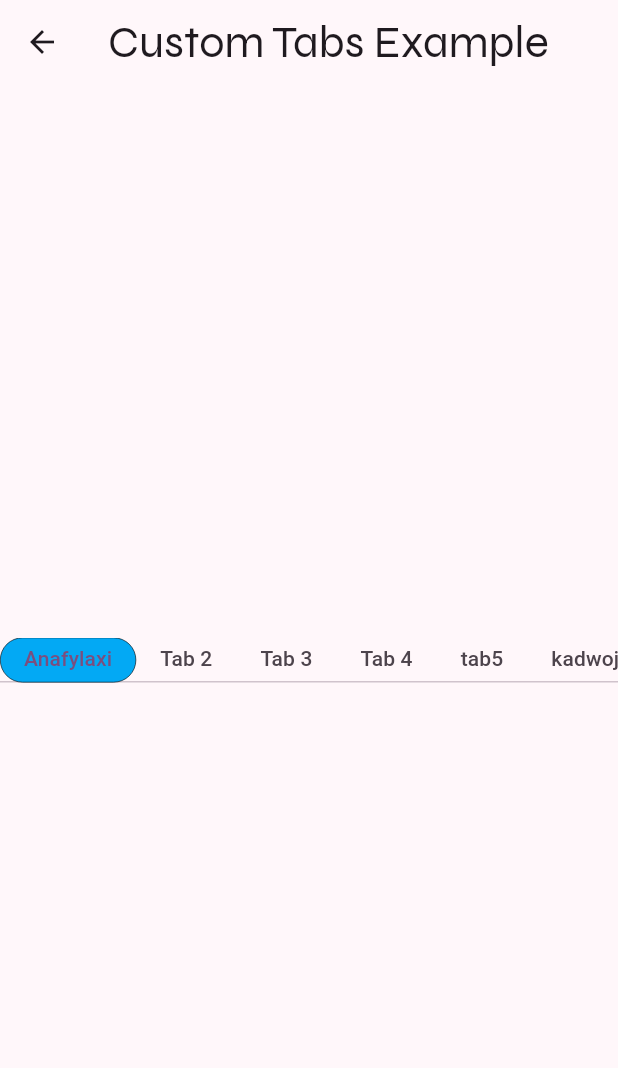
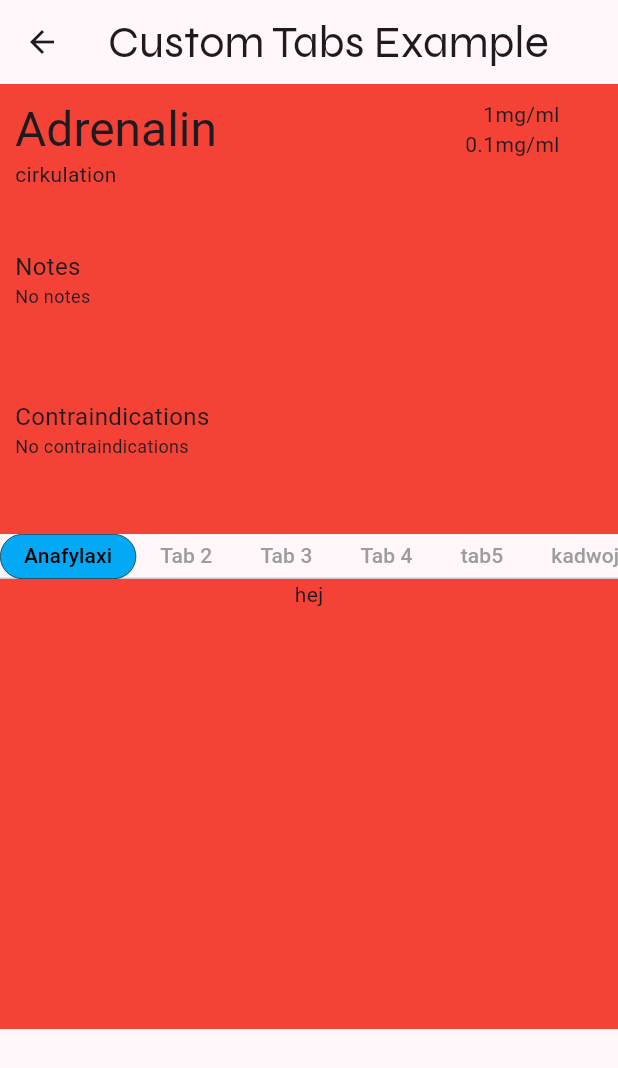
Before and after one commit to Dyu5mp8/hane, a Flutter app: the TestTab screen opened directly, on a phone screen of 412 x 824 dp. Shown: the top 1068 px of the screen. Run offline on Flutter 3.47's test engine with Material 3 defaults, Android fonts, the phone set to English and light mode, and no system bars; our stand-ins replace cloud_firestore, firebase_core, google_fonts; accounts and stored records are empty.

Commit message:
work on indication, overview and tabs

```diff
--- /dev/null
+++ b/lib/test_views/indication_box.dart
@@ -0,0 +1,20 @@
+import 'package:flutter/material.dart';
+class indicationBox extends StatelessWidget {
+  const indicationBox({
+    super.key,
+  });
+
+  @override
+Widget build(BuildContext context) {
+  return Container(
+    height: 300,
+    width: MediaQuery.of(context).size.width,
+    color: Colors.red,
+    child: Column(
+      children: [
+        Text("hej",)
+      ],
+    ),
+  );
+}
+}
--- /dev/null
+++ b/lib/test_views/overview_box.dart
@@ -0,0 +1,115 @@
+import 'package:flutter/material.dart';
+class overviewBox extends StatelessWidget {
+  const overviewBox({
+    super.key,
+  });
+
+  @override
+  Widget build(BuildContext context) {
+    return Container(
+      height: 300,
+      width: MediaQuery.of(context).size.width,
+      color: Colors.red,
+      child: Column(
+        children: [
+        basicInfoRow(),
+        noteRow(),
+          contraindicationRow()
+
+
+
+        ]
+    )
+    );
+  }
+}
+
+
+class basicInfoRow extends StatelessWidget {
+  const basicInfoRow({
+    super.key,
+  });
+
+  @override
+  Widget build(BuildContext context) {
+    return Container(
+      height: 100,
+      width: MediaQuery.of(context).size.width,
+      color: Colors.red,
+      padding: EdgeInsets.all(10),
+      child: Row(
+        children: [
+          SizedBox(
+            width: 300,
+            child: Column(
+              crossAxisAlignment: CrossAxisAlignment.start,
+              children: [
+              Text("Adrenalin", style: Theme.of(context).textTheme.headlineLarge),
+              Text("cirkulation", style: Theme.of(context).textTheme.bodyMedium)
+
+            ],),
+          ),
+          Column(
+
+            crossAxisAlignment: CrossAxisAlignment.end,
+            children: [
+            Text("1mg/ml"),
+            Text("0.1mg/ml")
+
+          ],),
+        ],
+      )
+    );
+  }
+}
+
+
+class contraindicationRow extends StatelessWidget {
+  const contraindicationRow({
+    super.key,
+  });
+
+
+  @override
+  Widget build(BuildContext context) {
+    return Container(
+      height: 100,
+      width: MediaQuery.of(context).size.width,
+      color: Colors.red,
+      padding: EdgeInsets.all(10),
+
+      child: Column(
+        crossAxisAlignment: CrossAxisAlignment.start,
+
+        children: [
+        Text("Contraindications", style: TextStyle(fontSize: 16),),
+        Text("No contraindications", style: TextStyle(fontSize: 12),)
+
+      ],)
+    );
+  }
+}
+
+
+class noteRow extends StatelessWidget {
+
+
+  @override
+  Widget build(BuildContext context) {
+    return Container(
+      height: 100,
+      width: MediaQuery.of(context).size.width,
+      color: Colors.red,
+      padding: EdgeInsets.all(10),
+
+      child: Column(
+        crossAxisAlignment: CrossAxisAlignment.start,
+
+        children: [
+        Text("Notes", style: TextStyle(fontSize: 16),),
+        Text("No notes", style: TextStyle(fontSize: 12),)
+
+      ],)
+    );
+  }
+}
--- a/lib/test_views/tab.dart
+++ b/lib/test_views/tab.dart
@@ -1,10 +1,14 @@
 import 'package:flutter/material.dart';
 import 'package:flutter/rendering.dart';
 import 'package:flutter/widgets.dart';
+import 'package:hane/test_views/indication_box.dart';
+import 'package:hane/test_views/overview_box.dart';
 
 class TestTab extends StatelessWidget {
  @override
   Widget build(BuildContext context) {
+
+
 
      return Scaffold(
         appBar: AppBar(
@@ -13,17 +17,45 @@ class TestTab extends StatelessWidget {
         ),
         body:
 
-        Center(
+
+        Column(
+          children: [
+            overviewBox(),
+            indicationTab(),
+            indicationBox()
+
+          ],
+        ),
+      );
+  }
+}
+
+
+
+
+
+
+class indicationTab extends StatelessWidget {
+  const indicationTab({
+    super.key,
+  });
+
+  @override
+  Widget build(BuildContext context) {
+    return Center(
       child: DefaultTabController(
 
         length: 8,
         child: Container(
           height: 30,
           child: TabBar(
+            unselectedLabelStyle: TextStyle(color: Color.fromARGB(255, 157, 157, 157)),
+            labelColor: Colors.black,
             tabAlignment: TabAlignment.start,
             indicatorSize: TabBarIndicatorSize.tab,
             isScrollable: true,
             indicator: BoxDecoration(
+
               borderRadius: BorderRadius.circular(50),
               color: Colors.lightBlue,
               border: Border.all(color: Colors.black, width: 0.4)
@@ -48,7 +80,6 @@ class TestTab extends StatelessWidget {
           ],),
         ),
       )
-        ),
     );
   }
 }
```
Lines whose indentation alone changed are shown as unchanged.
